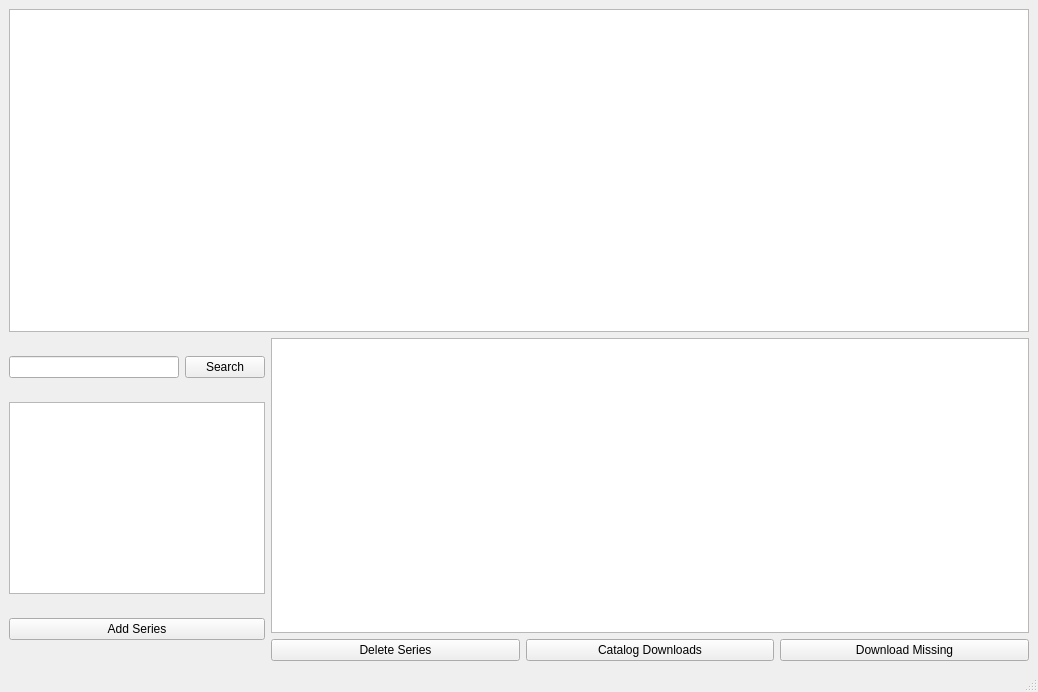
First picture: the form in tvtime.ui, repository poulh/p3tv, before the edit.
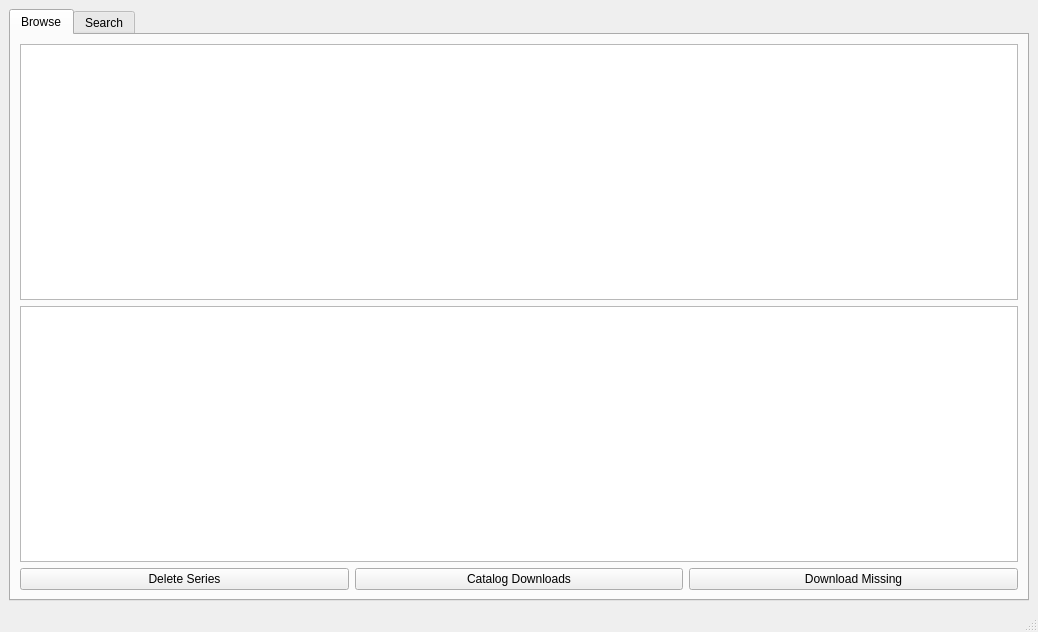
Second picture: the form after the edit.

Commit message: moved searching into its own tab. added hot keys. made tables read-only

```diff
--- a/tvtime.ui
+++ b/tvtime.ui
@@ -7,25 +7,109 @@
     <x>0</x>
     <y>0</y>
     <width>1038</width>
-    <height>692</height>
+    <height>632</height>
    </rect>
   </property>
+  <property name="minimumSize">
+   <size>
+    <width>1038</width>
+    <height>632</height>
+   </size>
+  </property>
+  <property name="maximumSize">
+   <size>
+    <width>1038</width>
+    <height>632</height>
+   </size>
+  </property>
   <property name="windowTitle">
    <string>TVTime</string>
   </property>
   <widget class="QWidget" name="centralwidget">
-   <layout class="QVBoxLayout" name="verticalLayout_2">
+   <layout class="QHBoxLayout" name="horizontalLayout_4">
     <item>
-     <widget class="QTableWidget" name="seriesTableWidget"/>
-    </item>
-    <item>
+     <widget class="QTabWidget" name="tabWidget">
+      <property name="currentIndex">
+       <number>0</number>
+      </property>
+      <widget class="QWidget" name="browseTab">
+       <attribute name="title">
+        <string>Browse</string>
+       </attribute>
      <layout class="QHBoxLayout" name="horizontalLayout_3">
       <item>
-       <widget class="QSplitter" name="splitter">
-        <property name="orientation">
-         <enum>Qt::Vertical</enum>
-        </property>
-        <widget class="QWidget" name="">
+         <layout class="QVBoxLayout" name="verticalLayout_2">
+          <item>
+           <widget class="QTableWidget" name="seriesTableWidget">
+            <property name="editTriggers">
+             <set>QAbstractItemView::NoEditTriggers</set>
+            </property>
+            <property name="tabKeyNavigation">
+             <bool>false</bool>
+            </property>
+            <property name="showDropIndicator" stdset="0">
+             <bool>false</bool>
+            </property>
+            <property name="dragDropOverwriteMode">
+             <bool>false</bool>
+            </property>
+           </widget>
+          </item>
+          <item>
+           <widget class="QTableView" name="episodeTableView">
+            <property name="minimumSize">
+             <size>
+              <width>4</width>
+              <height>0</height>
+             </size>
+            </property>
+            <property name="editTriggers">
+             <set>QAbstractItemView::NoEditTriggers</set>
+            </property>
+            <property name="tabKeyNavigation">
+             <bool>false</bool>
+            </property>
+            <property name="showDropIndicator" stdset="0">
+             <bool>false</bool>
+            </property>
+            <property name="dragDropOverwriteMode">
+             <bool>false</bool>
+            </property>
+           </widget>
+          </item>
+          <item>
+           <layout class="QHBoxLayout" name="horizontalLayout_2">
+            <item>
+             <widget class="QPushButton" name="deleteSeriesButton">
+              <property name="text">
+               <string>Delete Series</string>
+              </property>
+             </widget>
+            </item>
+            <item>
+             <widget class="QPushButton" name="catalogDownloadsButton">
+              <property name="text">
+               <string>Catalog Downloads</string>
+              </property>
+             </widget>
+            </item>
+            <item>
+             <widget class="QPushButton" name="downloadMissingButton">
+              <property name="text">
+               <string>Download Missing</string>
+              </property>
+             </widget>
+            </item>
+           </layout>
+          </item>
+         </layout>
+        </item>
+       </layout>
+      </widget>
+      <widget class="QWidget" name="searchTab">
+       <attribute name="title">
+        <string>Search</string>
+       </attribute>
          <layout class="QVBoxLayout" name="verticalLayout">
           <item>
            <layout class="QHBoxLayout" name="horizontalLayout">
@@ -72,52 +156,7 @@
         </widget>
        </widget>
       </item>
-      <item>
-       <layout class="QVBoxLayout" name="verticalLayout_3">
-        <item>
-         <widget class="QTableView" name="episodeTableView">
-          <property name="minimumSize">
-           <size>
-            <width>4</width>
-            <height>0</height>
-           </size>
-          </property>
-         </widget>
-        </item>
-        <item>
-         <layout class="QHBoxLayout" name="horizontalLayout_2">
-          <item>
-           <widget class="QPushButton" name="deleteSeriesButton">
-            <property name="text">
-             <string>Delete Series</string>
-            </property>
-           </widget>
-          </item>
-          <item>
-           <widget class="QPushButton" name="catalogDownloadsButton">
-            <property name="text">
-             <string>Catalog Downloads</string>
-            </property>
-           </widget>
-          </item>
-          <item>
-           <widget class="QPushButton" name="downloadMissingButton">
-            <property name="text">
-             <string>Download Missing</string>
-            </property>
-           </widget>
-          </item>
-         </layout>
-        </item>
-       </layout>
-      </item>
-     </layout>
-    </item>
-   </layout>
-   <zorder>horizontalSpacer</zorder>
-   <zorder>searchResultsTableView</zorder>
-   <zorder>episodeTableView</zorder>
-   <zorder>seriesTableWidget</zorder>
+   </layout>
   </widget>
   <widget class="QMenuBar" name="menubar">
    <property name="geometry">
```
Left out of the diff: 12 changed lines with no effect on the pictures. Lines whose indentation alone changed are shown as unchanged. The commit also changes 2 other files.
